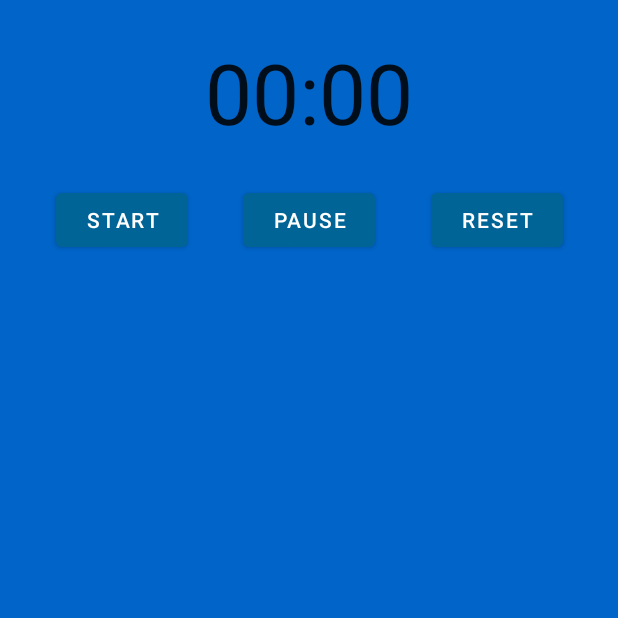
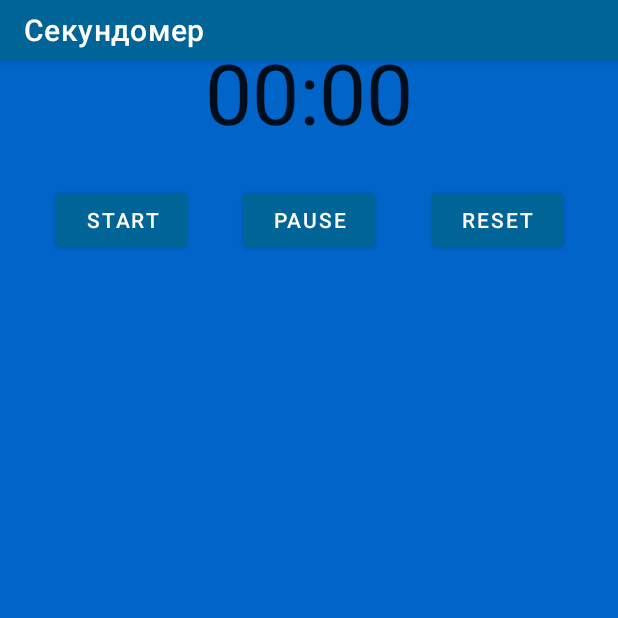
Before and after one commit to CorgiPuppy/CubeGuide, an Android app: the StopwatchFragment screen opened through its navigation route, on a phone screen of 412 x 824 dp, the top half of it. Run offline under Robolectric (Android 15) with nearby library versions, the phone set to English and light mode, and no system bars.

Commit message:
feat: add a toolbar.

```diff
--- a/app/src/main/java/com/example/cubeguide/FirstQuestionFragment.kt
+++ b/app/src/main/java/com/example/cubeguide/FirstQuestionFragment.kt
@@ -16,7 +16,7 @@ class FirstQuestionFragment : Fragment() {
         inflater: LayoutInflater, container: ViewGroup?,
         savedInstanceState: Bundle?
     ): View? {
-        val view = inflater.inflate(R.layout.fragment_welcome, container, false)
+        val view = inflater.inflate(R.layout.fragment_first_question, container, false)
 
         val toolbar = view.findViewById<MaterialToolbar>(R.id.toolbar)
         val mActivity = activity as AppCompatActivity
--- a/app/src/main/java/com/example/cubeguide/StopwatchFragment.kt
+++ b/app/src/main/java/com/example/cubeguide/StopwatchFragment.kt
@@ -5,12 +5,24 @@ import androidx.fragment.app.Fragment
 import android.view.LayoutInflater
 import android.view.View
 import android.view.ViewGroup
+import androidx.appcompat.app.ActionBar
+import androidx.appcompat.app.AppCompatActivity
+import com.google.android.material.appbar.MaterialToolbar
 
 class StopwatchFragment : Fragment() {
     override fun onCreateView(
         inflater: LayoutInflater, container: ViewGroup?,
         savedInstanceState: Bundle?
     ): View? {
-        return inflater.inflate(R.layout.fragment_stopwatch, container, false)
+        val view = inflater.inflate(R.layout.fragment_stopwatch, container, false)
+
+        val toolbar = view.findViewById<MaterialToolbar>(R.id.toolbar)
+        val mActivity = activity as AppCompatActivity
+        mActivity.setSupportActionBar(toolbar);
+        var actionBar : ActionBar? = mActivity.supportActionBar
+        if(actionBar != null){
+            actionBar.title = "Секундомер"
+        }
+        return view
     }
 }
--- a/app/src/main/res/layout/fragment_first_question.xml
+++ b/app/src/main/res/layout/fragment_first_question.xml
@@ -6,7 +6,6 @@
     android:layout_height="match_parent"
     android:background="@color/blue"
     android:orientation="vertical">
-
 
     <androidx.constraintlayout.widget.ConstraintLayout
         android:id="@+id/first_question_page"
--- a/app/src/main/res/layout/fragment_stopwatch.xml
+++ b/app/src/main/res/layout/fragment_stopwatch.xml
@@ -13,6 +13,15 @@
         android:layout_height="wrap_content"
         tools:context=".StopwatchFragment">
 
+        <com.google.android.material.appbar.MaterialToolbar
+            android:id="@+id/toolbar"
+            android:layout_width="match_parent"
+            android:layout_height="40sp"
+            style="@style/Widget.MaterialComponents.Toolbar.Primary"
+
+            app:layout_constraintStart_toStartOf="parent"
+            app:layout_constraintTop_toTopOf="parent" />
+
         <Chronometer
             android:id="@+id/stopwatch"
             android:layout_width="wrap_content"
@@ -22,7 +31,7 @@
 
             app:layout_constraintEnd_toEndOf="parent"
             app:layout_constraintStart_toStartOf="parent"
-            app:layout_constraintTop_toTopOf="parent" />
+            app:layout_constraintTop_toTopOf="@id/toolbar" />
 
         <Button
             android:id="@+id/start_button"
--- a/app/src/main/res/layout/fragment_welcome.xml
+++ b/app/src/main/res/layout/fragment_welcome.xml
@@ -34,7 +34,7 @@ android:orientation="vertical">
             android:src="@drawable/logo"
             app:layout_constraintEnd_toEndOf="parent"
             app:layout_constraintStart_toStartOf="parent"
-            app:layout_constraintTop_toTopOf="parent"
+            app:layout_constraintTop_toTopOf="@id/toolbar"
             tools:visibility="visible" />
 
         <androidx.constraintlayout.widget.Barrier
```
